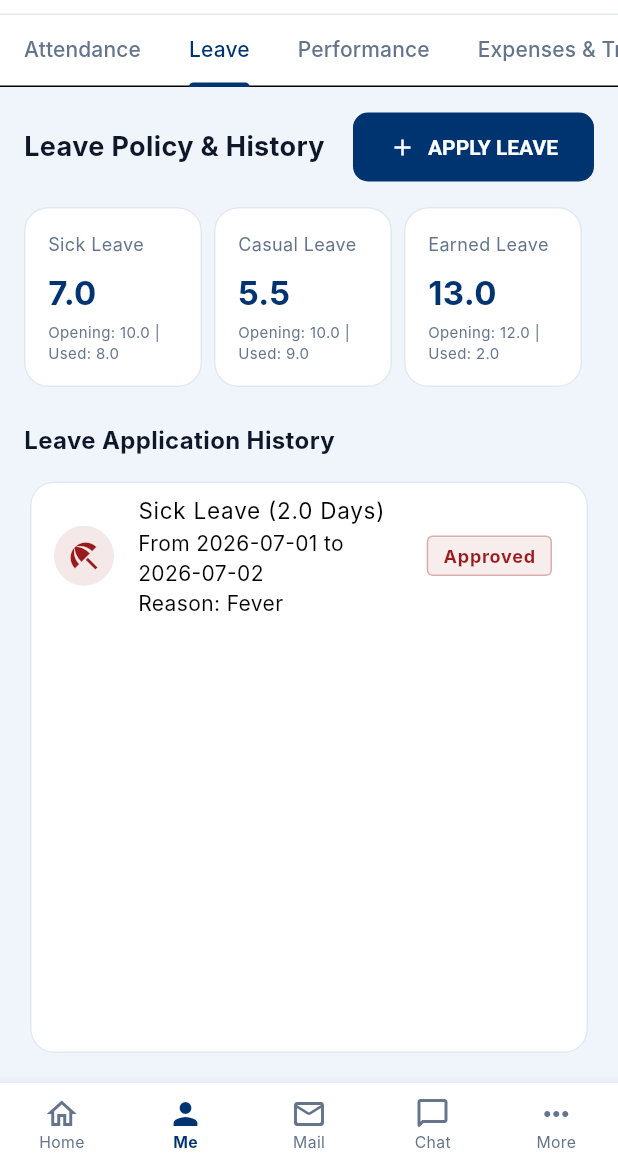
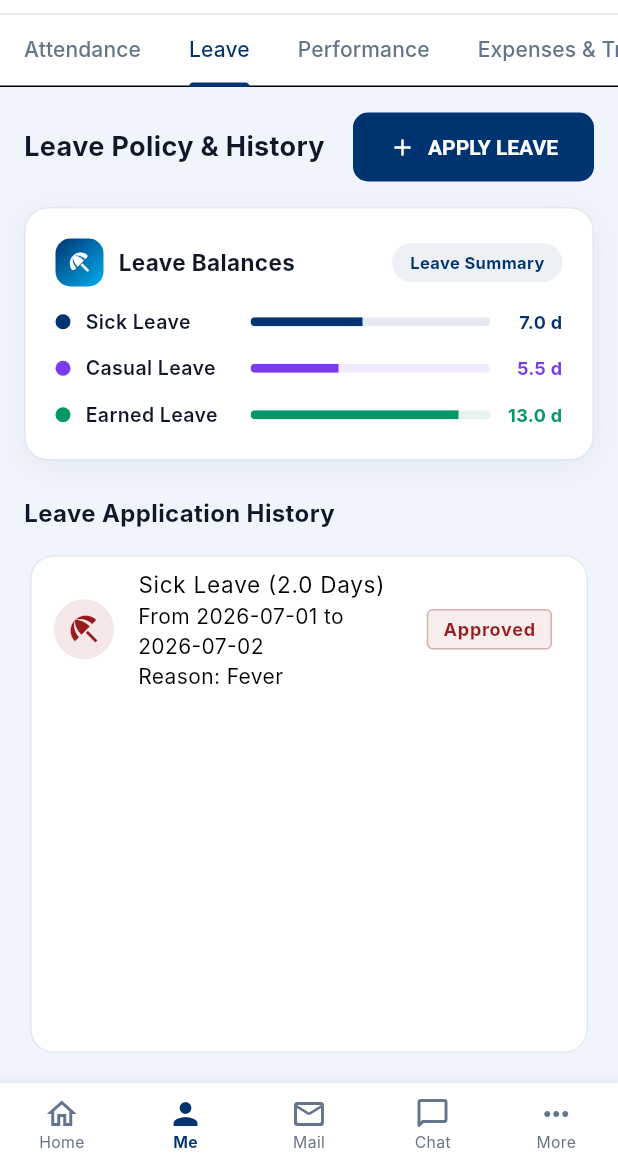
Before and after one commit to vinodh1299/HRMs-ERP, a Flutter app: the MeDashboardScreen screen opened by its route, tab 2 chosen, on a phone screen of 412 x 824 dp, the part 69-1236 px from its top. Run offline on Flutter 3.47's test engine with Material 3 defaults, Android fonts, the phone set to English and light mode, and no system bars; our stand-ins replace dio, flutter_riverpod, flutter_secure_storage, go_router; accounts and stored records are empty; Roboto replaces fonts that are missing (Inter).

Commit message:
feat: Restore original progress-bar style Leave Balances card inside Me -> Leave section

```diff
--- a/frontend/lib/screens/me/leave_tab.dart
+++ b/frontend/lib/screens/me/leave_tab.dart
@@ -180,34 +180,121 @@ class _LeaveTabState extends ConsumerState<LeaveTab> {
           ),
           const SizedBox(height: 16),
           // Balances cards
-          if (leaveState.isLoading && balances.isEmpty)
+          if (leaveState.isLoading)
             const Center(child: CircularProgressIndicator())
           else
-            Row(
-              children: balances.map((b) {
-                return Expanded(
-                  child: Card(
-                    margin: const EdgeInsets.only(right: 8),
+            Container(
+              decoration: BoxDecoration(
                 color: Colors.white,
-                    child: Padding(
-                      padding: const EdgeInsets.all(16),
+                borderRadius: BorderRadius.circular(16),
+                border: Border.all(color: AppTheme.borderGrey),
+                boxShadow: [
+                  BoxShadow(color: AppTheme.primary.withOpacity(0.05), blurRadius: 16, offset: const Offset(0, 4)),
+                ],
+              ),
+              padding: const EdgeInsets.all(20),
               child: Column(
                 crossAxisAlignment: CrossAxisAlignment.start,
+                mainAxisSize: MainAxisSize.min,
                 children: [
-                          Text(b.leaveTypeName, style: const TextStyle(fontSize: 12, color: AppTheme.textMuted)),
-                          const SizedBox(height: 8),
-                          Text(
-                            '${b.balance}',
-                            style: const TextStyle(fontSize: 22, fontWeight: FontWeight.bold, color: AppTheme.primary),
+                  // Header
+                  Row(
+                    mainAxisAlignment: MainAxisAlignment.spaceBetween,
+                    children: [
+                      Row(children: [
+                        Container(
+                          width: 32, height: 32,
+                          decoration: BoxDecoration(
+                            gradient: const LinearGradient(
+                              colors: [AppTheme.primary, AppTheme.secondary],
+                              begin: Alignment.topLeft, end: Alignment.bottomRight,
                             ),
-                          const SizedBox(height: 4),
-                          Text('Opening: ${b.opening} | Used: ${b.used}', style: const TextStyle(fontSize: 10, color: AppTheme.textMuted)),
+                            borderRadius: BorderRadius.circular(10),
+                          ),
+                          child: const Icon(Icons.beach_access_rounded, color: Colors.white, size: 17),
+                        ),
+                        const SizedBox(width: 10),
+                        const Text('Leave Balances', style: TextStyle(fontSize: 15, fontWeight: FontWeight.bold, color: AppTheme.textDark)),
+                      ]),
+                      Container(
+                        padding: const EdgeInsets.symmetric(horizontal: 12, vertical: 5),
+                        decoration: BoxDecoration(
+                          color: AppTheme.primary.withOpacity(0.07),
+                          borderRadius: BorderRadius.circular(20),
+                        ),
+                        child: const Text('Leave Summary', style: TextStyle(fontSize: 11, fontWeight: FontWeight.bold, color: AppTheme.primary)),
+                      ),
                     ],
+                  ),
+                  const SizedBox(height: 14),
+
+                  if (balances.isEmpty)
+                    Padding(
+                      padding: const EdgeInsets.symmetric(vertical: 12),
+                      child: Text('No leave balances available.', style: TextStyle(color: AppTheme.textMuted, fontSize: 13)),
+                    )
+                  else
+                    ...List.generate(balances.length, (index) {
+                      final b = balances[index];
+                      final val = double.tryParse('${b.balance}') ?? 0.0;
+                      final total = 15.0;
+                      final fraction = (val / total).clamp(0.0, 1.0);
+                      final Color color = [
+                        const Color(0xFF003471),
+                        const Color(0xFF7C3AED),
+                        const Color(0xFF059669),
+                        const Color(0xFFD97706),
+                        const Color(0xFFDC2626),
+                        const Color(0xFF00AEEF),
+                      ][index % 6];
+
+                      return Padding(
+                        padding: EdgeInsets.only(bottom: index < balances.length - 1 ? 12 : 0),
+                        child: Row(
+                          children: [
+                            // Colour dot
+                            Container(
+                              width: 10, height: 10,
+                              decoration: BoxDecoration(color: color, shape: BoxShape.circle),
+                            ),
+                            const SizedBox(width: 10),
+                            // Leave type name
+                            SizedBox(
+                              width: 110,
+                              child: Text(
+                                b.leaveTypeName,
+                                style: const TextStyle(fontSize: 13, fontWeight: FontWeight.w600, color: AppTheme.textDark),
+                                overflow: TextOverflow.ellipsis,
+                              ),
+                            ),
+                            // Progress bar
+                            Expanded(
+                              child: ClipRRect(
+                                borderRadius: BorderRadius.circular(6),
+                                child: LinearProgressIndicator(
+                                  value: fraction,
+                                  minHeight: 6,
+                                  backgroundColor: color.withOpacity(0.10),
+                                  valueColor: AlwaysStoppedAnimation<Color>(color),
                                 ),
                               ),
                             ),
+                            const SizedBox(width: 10),
+                            // Balance
+                            SizedBox(
+                              width: 38,
+                              child: Text(
+                                '${b.balance} d',
+                                style: TextStyle(fontSize: 12, fontWeight: FontWeight.bold, color: color),
+                                textAlign: TextAlign.right,
+                              ),
+                            ),
+                          ],
+                        ),
                       );
-              }).toList(),
+                    }),
+                ],
+              ),
             ),
           const SizedBox(height: 24),
           const Text('Leave Application History', style: TextStyle(fontSize: 16, fontWeight: FontWeight.bold, color: AppTheme.textDark)),
```
Lines whose indentation alone changed are shown as unchanged.
